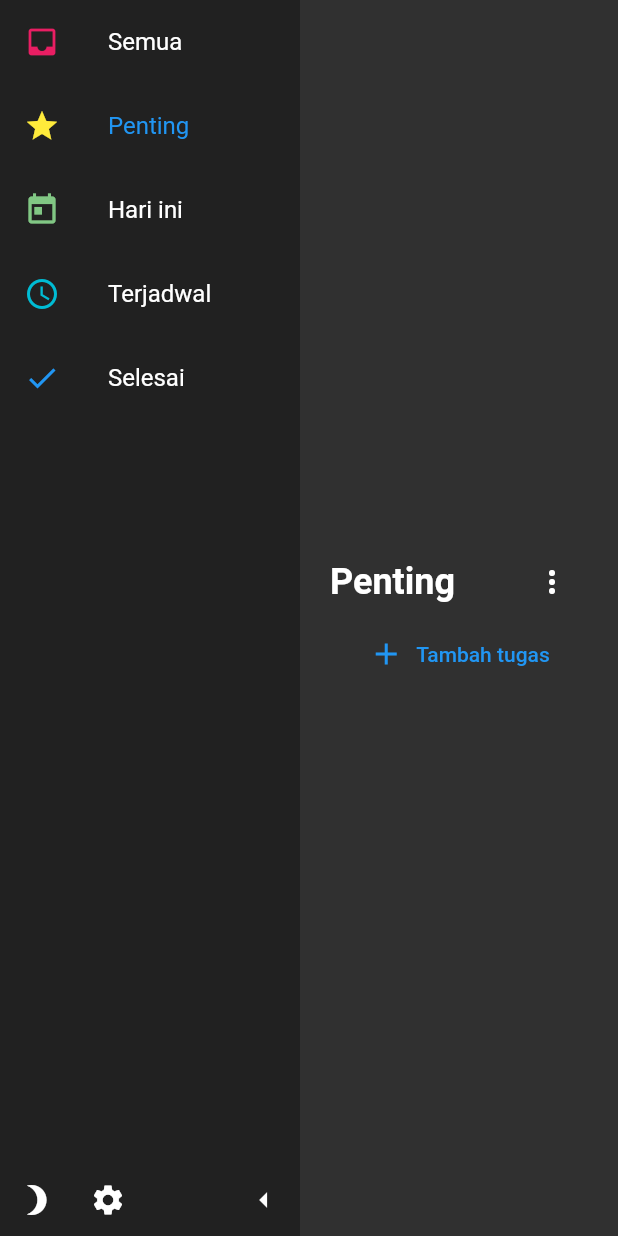
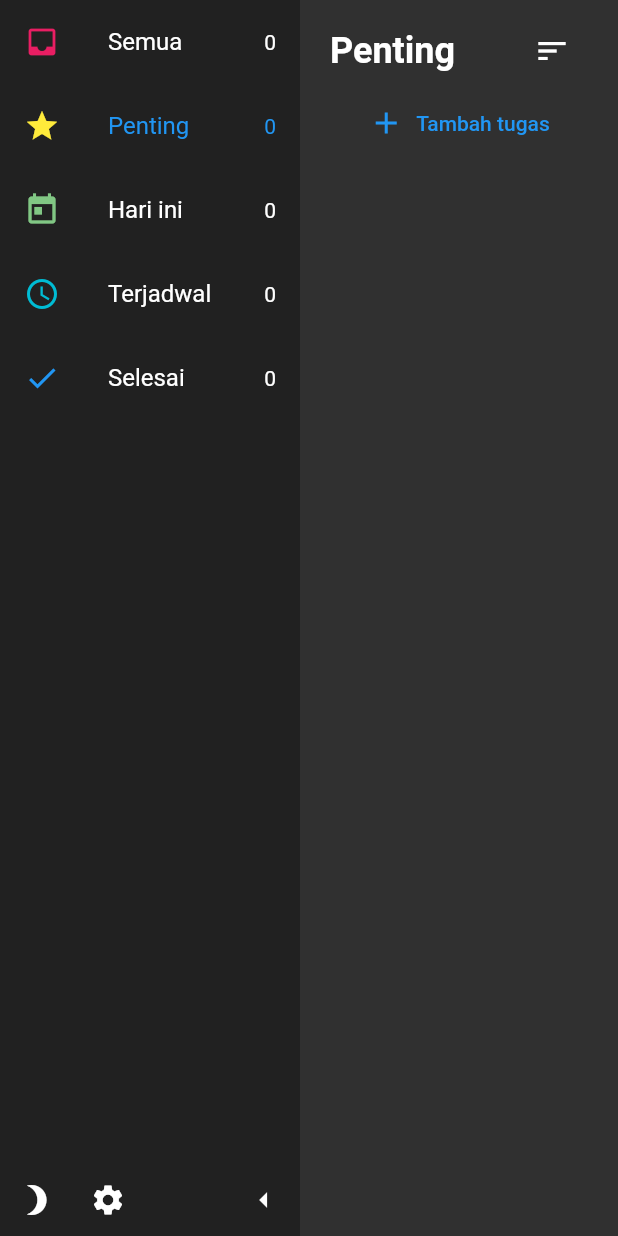
Before and after one commit to BookShell527/TuduLis, a Flutter app: the screen it shows after launch, after a tap on "Penting", on a phone screen of 412 x 824 dp. Run offline on Flutter 3.47's test engine with Material 2 defaults, Android fonts, the phone set to English and light mode, and no system bars; our stand-ins replace objectbox; generated files the repository leaves out were written again.

Commit message:
Implementing the sort task feature

```diff
--- a/lib/services/task_service.dart
+++ b/lib/services/task_service.dart
@@ -64,33 +64,29 @@ class TaskService with ChangeNotifier {
     notifyListeners();
   }
 
+  List<Task> get getAll => taskBox.getAll();
+
   List<Task> get getUncompleted {
-    Query<Task> query = taskBox.query(Task_.isCompleted.equals(false)).build();
-    return query.find();
+    return getAll.where((Task task) => task.isCompleted == false).toList();
   }
 
   List<Task> get getCompleted {
-    Query<Task> query = taskBox.query(Task_.isCompleted.equals(true)).build();
-    return query.find();
+    return getAll.where((Task task) => task.isCompleted == true).toList();
   }
 
   List<Task> get getImportant {
-    Query<Task> query = taskBox.query(Task_.isImportant.equals(true)).build();
-    return query.find();
+    return getAll.where((Task task) => task.isImportant == true).toList();
   }
 
-  List<Task> get getPlannedTask {
-    Query<Task> query = taskBox.query(Task_.dueDate.notNull()).build();
-    return query.find();
+  List<Task> get getPlanned {
+    return getAll.where((Task task) => task.dueDate != null).toList();
   }
 
-  List<Task> get getTodayTask {
-    return getAllTask.where((Task task) {
+  List<Task> get getToday {
+    return getAll.where((Task task) {
       return (task.dueDate?.day == DateTime.now().day) &&
           (task.dueDate?.month == DateTime.now().month) &&
           (task.dueDate?.year == DateTime.now().year);
     }).toList();
   }
-
-  List<Task> get getAllTask => taskBox.getAll();
 }
--- a/lib/shared/format_date.dart
+++ b/lib/shared/format_date.dart
@@ -2,29 +2,33 @@ import 'package:flutter/material.dart';
 import 'package:intl/intl.dart';
 import 'package:flutter_gen/gen_l10n/app_localizations.dart';
 
-String formatDate(BuildContext context, dueDate, {bool isReminder = false}) {
+final DateTime now = DateTime.now();
+final DateTime today = DateTime(now.year, now.month, now.day);
+final DateTime yesterday = DateTime(now.year, now.month, now.day - 1);
+final DateTime tomorrow = DateTime(now.year, now.month, now.day + 1);
+
+bool isOverdue(DateTime date) => date.compareTo(today).isNegative;
+
+String formatDate(BuildContext context, DateTime date,
+    {bool isReminder = false}) {
   final AppLocalizations localizations = AppLocalizations.of(context)!;
 
-  final now = DateTime.now();
-  final today = DateTime(now.year, now.month, now.day);
-  final yesterday = DateTime(now.year, now.month, now.day - 1);
-  final tomorrow = DateTime(now.year, now.month, now.day + 1);
-
-  final bool isDefault =
-      (dueDate.hour == 23 && dueDate.minute == 59) && !isReminder;
+  final bool isDefault = (date.hour == 23 && date.minute == 59) && !isReminder;
   final String hourAndMinute = isDefault
       ? ""
-      : DateFormat(" H:mm", localizations.localeName).format(dueDate);
-  if (dueDate.day == tomorrow.day) {
+      : DateFormat(" H:mm", localizations.localeName).format(date);
+
+  final String defaultDateFormat = DateFormat(
+    (isDefault ? "" : "H:mm ") + "EEE, d MMM y",
+    localizations.localeName,
+  ).format(date);
+
+  if (date.day == tomorrow.day) {
     return localizations.tomorrow + hourAndMinute;
-  } else if (dueDate.day == yesterday.day) {
-    return localizations.yesterday + hourAndMinute;
-  } else if (dueDate.day == today.day) {
+  } else if (date.day == yesterday.day) {
+    return "Overdue, " + localizations.yesterday + hourAndMinute;
+  } else if (date.day == today.day) {
     return localizations.today + hourAndMinute;
-  } else {
-    return DateFormat(
-      isDefault ? "EEE, d MMM y" : "H:mm EEE, d MMM y",
-      localizations.localeName,
-    ).format(dueDate);
   }
+  return (isOverdue(date) ? "Overdue, " : "") + defaultDateFormat;
 }
--- a/lib/ui/components/sidebar.dart
+++ b/lib/ui/components/sidebar.dart
@@ -1,6 +1,7 @@
 import 'package:flutter/material.dart';
 import 'package:provider/provider.dart';
 import 'package:tudulis/services/theme_service.dart';
+import 'package:tudulis/services/task_service.dart';
 import 'package:flutter_gen/gen_l10n/app_localizations.dart';
 
 class Sidebar extends StatefulWidget {
@@ -47,6 +48,7 @@ class _SidebarState extends State<Sidebar> {
   @override
   Widget build(BuildContext context) {
     ThemeService _themeService = Provider.of<ThemeService>(context);
+    TaskService _taskService = Provider.of<TaskService>(context);
     AppLocalizations _localizations = AppLocalizations.of(context)!;
     // TODO pls animate this
     return SizedBox(
@@ -59,30 +61,35 @@ class _SidebarState extends State<Sidebar> {
             ListTile(
               leading: const Icon(Icons.inbox, color: Colors.pink),
               title: isDense ? null : Text(_localizations.allSection),
+              trailing: Text(_taskService.getAll.length.toString()),
               onTap: () => widget.changeIndex(0),
               selected: widget.index == 0,
             ),
             ListTile(
               leading: const Icon(Icons.star, color: Colors.yellow),
               title: isDense ? null : Text(_localizations.importantSection),
+              trailing: Text(_taskService.getImportant.length.toString()),
               onTap: () => widget.changeIndex(1),
               selected: widget.index == 1,
             ),
             ListTile(
               leading: Icon(Icons.today, color: Colors.green[300]),
               title: isDense ? null : Text(_localizations.todaySection),
+              trailing: Text(_taskService.getToday.length.toString()),
               onTap: () => widget.changeIndex(2),
               selected: widget.index == 2,
             ),
             ListTile(
               leading: const Icon(Icons.schedule, color: Colors.cyan),
               title: isDense ? null : Text(_localizations.plannedSection),
+              trailing: Text(_taskService.getPlanned.length.toString()),
               onTap: () => widget.changeIndex(3),
               selected: widget.index == 3,
             ),
             ListTile(
               leading: const Icon(Icons.check, color: Colors.blue),
               title: isDense ? null : Text(_localizations.completedSection),
+              trailing: Text(_taskService.getCompleted.length.toString()),
               onTap: () => widget.changeIndex(4),
               selected: widget.index == 4,
             ),
--- /dev/null
+++ b/lib/ui/components/sort_button.dart
@@ -0,0 +1,51 @@
+import 'package:flutter/material.dart';
+import 'package:flutter_gen/gen_l10n/app_localizations.dart';
+
+class SortButton extends StatelessWidget {
+  const SortButton({
+    Key? key,
+    required this.changeSort,
+    this.isTodaySection = false,
+    this.isImportantSection = false,
+  }) : super(key: key);
+
+  final void Function(String) changeSort;
+  final bool isTodaySection;
+  final bool isImportantSection;
+
+  @override
+  Widget build(BuildContext context) {
+    final AppLocalizations _localizations = AppLocalizations.of(context)!;
+    return PopupMenuButton(
+      icon: const Icon(Icons.sort),
+      onSelected: changeSort,
+      tooltip: _localizations.sortTaskList,
+      itemBuilder: (BuildContext context) {
+        return [
+          PopupMenuItem(
+            child: Text(_localizations.created),
+            value: "Created",
+          ),
+          PopupMenuItem(
+            child: Text(_localizations.lastEdited),
+            value: "Last Edited",
+          ),
+          PopupMenuItem(
+            child: Text(_localizations.alphabetically),
+            value: "Alphabetically",
+          ),
+          if (isImportantSection)
+            PopupMenuItem(
+              child: Text(_localizations.important),
+              value: "Important",
+            ),
+          if (isTodaySection)
+            PopupMenuItem(
+              child: Text(_localizations.dueDate),
+              value: "Due date",
+            ),
+        ];
+      },
+    );
+  }
+}
--- a/lib/ui/components/task_form/task_form.dart
+++ b/lib/ui/components/task_form/task_form.dart
@@ -6,6 +6,7 @@ import 'package:tudulis/shared/checkbox_color.dart';
 import 'package:tudulis/ui/components/task_form/task_form_bottom.dart';
 import 'package:flutter_gen/gen_l10n/app_localizations.dart';
 
+//ignore: must_be_immutable
 class TaskForm extends StatefulWidget {
   TaskForm({
     Key? key,
@@ -95,6 +96,7 @@ class _TaskFormState extends State<TaskForm> {
                   decoration: _inputDecoration.copyWith(
                     hintText: _localizations.title,
                   ),
+                  autofocus: true,
                   onChanged: (val) => setState(() => widget.title = val),
                   initialValue: widget.title,
                 ),
--- a/lib/ui/components/task_list.dart
+++ b/lib/ui/components/task_list.dart
@@ -3,18 +3,45 @@ import 'package:tudulis/models/task.dart';
 import 'package:tudulis/ui/components/task_tile/task_wrapper.dart';
 
 class TaskList extends StatelessWidget {
-  const TaskList({Key? key, required this.taskList}) : super(key: key);
+  const TaskList({
+    Key? key,
+    required this.taskList,
+    required this.sort,
+  }) : super(key: key);
 
   final List<Task> taskList;
+  final String sort;
 
   @override
   Widget build(BuildContext context) {
-    return ListView.builder(
-      scrollDirection: Axis.vertical,
-      shrinkWrap: true,
-      itemCount: taskList.length,
-      itemBuilder: (BuildContext context, int i) =>
-          TaskWrapper(task: taskList[i]),
+    if (sort == "Created") {
+      taskList.sort((a, b) => b.createdAt.compareTo(a.createdAt));
+    } else if (sort == "Last Edited") {
+      taskList.sort((a, b) => b.lastEditedAt.compareTo(a.lastEditedAt));
+    } else if (sort == "Alphabetically") {
+      taskList.sort((a, b) {
+        return a.title.toLowerCase().compareTo(b.title.toLowerCase());
+      });
+    } else if (sort == "Important") {
+      taskList.sort((a, b) => b.isImportant ? 1 : -1);
+    } else {
+      taskList.sort((a, b) {
+        if (b.dueDate == null && a.dueDate == null) return 0;
+        if (b.dueDate == null) return -1;
+        if (a.dueDate == null) return 1;
+        return a.dueDate!.compareTo(b.dueDate!);
+      });
+    }
+    taskList.sort((a, b) => a.isCompleted == true ? 1 : -1);
+
+    return Expanded(
+      child: ListView.builder(
+        scrollDirection: Axis.vertical,
+        shrinkWrap: true,
+        itemCount: taskList.length,
+        itemBuilder: (BuildContext context, int i) =>
+            TaskWrapper(task: taskList[i]),
+      ),
     );
   }
 }
--- a/lib/ui/home.dart
+++ b/lib/ui/home.dart
@@ -15,24 +15,21 @@ class Home extends StatefulWidget {
 
 class _HomeState extends State<Home> {
   int stackIndex = 0;
-  void _changeStackIndex(int newStackIndex) {
-    setState(() => stackIndex = newStackIndex);
-  }
+
+  void _changeStackIndex(int newIndex) => setState(() => stackIndex = newIndex);
 
   @override
   Widget build(BuildContext context) {
     return Scaffold(
       body: Row(
-        children: [
+        children: <Widget>[
           Sidebar(changeIndex: _changeStackIndex, index: stackIndex),
           Expanded(
             child: ScrollConfiguration(
-              behavior: ScrollConfiguration.of(context).copyWith(
-                scrollbars: false,
-              ),
+              behavior:
+                  ScrollConfiguration.of(context).copyWith(scrollbars: false),
               child: Container(
                 padding: const EdgeInsets.symmetric(horizontal: 20.0),
-                child: SingleChildScrollView(
                 child: IndexedStack(
                   index: stackIndex,
                   children: const <Widget>[
@@ -46,7 +43,6 @@ class _HomeState extends State<Home> {
               ),
             ),
           ),
-          ),
         ],
       ),
     );
--- a/lib/ui/sections/all.dart
+++ b/lib/ui/sections/all.dart
@@ -3,17 +3,26 @@ import 'package:flutter_gen/gen_l10n/app_localizations.dart';
 import 'package:provider/provider.dart';
 import 'package:tudulis/services/task_service.dart';
 import 'package:tudulis/ui/components/add_task/add_task.dart';
+import 'package:tudulis/ui/components/sort_button.dart';
 import 'package:tudulis/ui/components/task_list.dart';
 
-class AllSection extends StatelessWidget {
+class AllSection extends StatefulWidget {
   const AllSection({Key? key}) : super(key: key);
+
+  @override
+  _AllSectionState createState() => _AllSectionState();
+}
+
+class _AllSectionState extends State<AllSection> {
+  String sort = "Created";
+  void changeSort(String newSort) => setState(() => sort = newSort);
 
   @override
   Widget build(BuildContext context) {
     final TaskService _taskService = Provider.of<TaskService>(context);
     final AppLocalizations _localizations = AppLocalizations.of(context)!;
     return Column(
-      mainAxisSize: MainAxisSize.min,
+      mainAxisSize: MainAxisSize.max,
       children: <Widget>[
         const SizedBox(height: 10.0),
         Row(
@@ -27,16 +36,12 @@ class AllSection extends StatelessWidget {
               ),
             ),
             const Spacer(),
-            IconButton(
-              onPressed: () {},
-              icon: const Icon(Icons.more_vert),
-              splashRadius: 25.0,
-            ),
+            SortButton(changeSort: changeSort),
           ],
         ),
         const AddTask(),
         const SizedBox(height: 5.0),
-        TaskList(taskList: _taskService.getAllTask),
+        TaskList(taskList: _taskService.getAll, sort: sort),
       ],
     );
   }
--- a/lib/ui/sections/completed.dart
+++ b/lib/ui/sections/completed.dart
@@ -18,13 +18,13 @@ class _CompletedSectionState extends State<CompletedSection> {
     final TaskService _taskService = Provider.of<TaskService>(context);
     final AppLocalizations _localizations = AppLocalizations.of(context)!;
     return Column(
-      mainAxisSize: MainAxisSize.min,
+      mainAxisSize: MainAxisSize.max,
       children: <Widget>[
         const SizedBox(height: 10.0),
         Row(
           children: <Widget>[
             Text(
-              _localizations.importantSection,
+              _localizations.completedSection,
               style: const TextStyle(
                 fontSize: 24.0,
                 fontWeight: FontWeight.w600,
@@ -40,7 +40,7 @@ class _CompletedSectionState extends State<CompletedSection> {
         ),
         const AddTask(isCompleted: true),
         const SizedBox(height: 5.0),
-        TaskList(taskList: _taskService.getCompleted),
+        TaskList(taskList: _taskService.getCompleted, sort: "Created"),
       ],
     );
   }
--- a/lib/ui/sections/important.dart
+++ b/lib/ui/sections/important.dart
@@ -3,17 +3,26 @@ import 'package:flutter_gen/gen_l10n/app_localizations.dart';
 import 'package:tudulis/ui/components/add_task/add_task.dart';
 import 'package:provider/provider.dart';
 import 'package:tudulis/services/task_service.dart';
+import 'package:tudulis/ui/components/sort_button.dart';
 import 'package:tudulis/ui/components/task_list.dart';
 
-class ImportantSection extends StatelessWidget {
+class ImportantSection extends StatefulWidget {
   const ImportantSection({Key? key}) : super(key: key);
+
+  @override
+  State<ImportantSection> createState() => _ImportantSectionState();
+}
+
+class _ImportantSectionState extends State<ImportantSection> {
+  String sort = "Created";
+  void changeSort(String newSort) => setState(() => sort = newSort);
 
   @override
   Widget build(BuildContext context) {
     final TaskService _taskService = Provider.of<TaskService>(context);
     final AppLocalizations _localizations = AppLocalizations.of(context)!;
     return Column(
-      mainAxisSize: MainAxisSize.min,
+      mainAxisSize: MainAxisSize.max,
       children: <Widget>[
         const SizedBox(height: 10.0),
         Row(
@@ -26,16 +35,12 @@ class ImportantSection extends StatelessWidget {
               ),
             ),
             const Spacer(),
-            IconButton(
-              onPressed: () {},
-              icon: const Icon(Icons.more_vert),
-              splashRadius: 25.0,
-            ),
+            SortButton(changeSort: changeSort, isImportantSection: true),
           ],
         ),
         const AddTask(isImportant: true),
         const SizedBox(height: 5.0),
-        TaskList(taskList: _taskService.getImportant),
+        TaskList(taskList: _taskService.getImportant, sort: sort),
       ],
     );
   }
--- a/lib/ui/sections/planned.dart
+++ b/lib/ui/sections/planned.dart
@@ -1,19 +1,28 @@
 import 'package:flutter/material.dart';
 import 'package:flutter_gen/gen_l10n/app_localizations.dart';
 import 'package:tudulis/ui/components/add_task/add_task.dart';
+import 'package:tudulis/ui/components/sort_button.dart';
 import 'package:tudulis/ui/components/task_list.dart';
 import 'package:provider/provider.dart';
 import 'package:tudulis/services/task_service.dart';
 
-class PlannedSection extends StatelessWidget {
+class PlannedSection extends StatefulWidget {
   const PlannedSection({Key? key}) : super(key: key);
+
+  @override
+  State<PlannedSection> createState() => _PlannedSectionState();
+}
+
+class _PlannedSectionState extends State<PlannedSection> {
+  String sort = "Created";
+  void changeSort(String newSort) => setState(() => sort = newSort);
 
   @override
   Widget build(BuildContext context) {
     final TaskService _taskService = Provider.of<TaskService>(context);
     final AppLocalizations _localizations = AppLocalizations.of(context)!;
     return Column(
-      mainAxisSize: MainAxisSize.min,
+      mainAxisSize: MainAxisSize.max,
       children: <Widget>[
         const SizedBox(height: 10.0),
         Row(
@@ -26,11 +35,7 @@ class PlannedSection extends StatelessWidget {
               ),
             ),
             const Spacer(),
-            IconButton(
-              onPressed: () {},
-              icon: const Icon(Icons.more_vert),
-              splashRadius: 25.0,
-            ),
+            SortButton(changeSort: changeSort),
           ],
         ),
         AddTask(
@@ -43,7 +48,7 @@ class PlannedSection extends StatelessWidget {
           ),
         ),
         const SizedBox(height: 5.0),
-        TaskList(taskList: _taskService.getPlannedTask),
+        TaskList(taskList: _taskService.getPlanned, sort: sort),
       ],
     );
   }
--- a/lib/ui/sections/today.dart
+++ b/lib/ui/sections/today.dart
@@ -1,21 +1,29 @@
 import 'package:flutter/material.dart';
 import 'package:flutter_gen/gen_l10n/app_localizations.dart';
-import 'package:intl/intl.dart';
+import 'package:tudulis/shared/format_date.dart';
 import 'package:tudulis/ui/components/add_task/add_task.dart';
 import 'package:provider/provider.dart';
 import 'package:tudulis/services/task_service.dart';
+import 'package:tudulis/ui/components/sort_button.dart';
 import 'package:tudulis/ui/components/task_list.dart';
 
-class TodaySection extends StatelessWidget {
+class TodaySection extends StatefulWidget {
   const TodaySection({Key? key}) : super(key: key);
+
+  @override
+  State<TodaySection> createState() => _TodaySectionState();
+}
+
+class _TodaySectionState extends State<TodaySection> {
+  String sort = "Created";
+  void changeSort(String newSort) => setState(() => sort = newSort);
 
   @override
   Widget build(BuildContext context) {
     final TaskService _taskService = Provider.of<TaskService>(context);
     final AppLocalizations _localizations = AppLocalizations.of(context)!;
     return Column(
-      crossAxisAlignment: CrossAxisAlignment.start,
-      mainAxisSize: MainAxisSize.min,
+      mainAxisSize: MainAxisSize.max,
       children: <Widget>[
         const SizedBox(height: 10.0),
         Row(
@@ -30,20 +38,12 @@ class TodaySection extends StatelessWidget {
                       fontWeight: FontWeight.w600,
                     ),
                   ),
-                  TextSpan(
-                      text: DateFormat(
-                    "  EEEE, d MMMM y",
-                    _localizations.localeName,
-                  ).format(DateTime.now()))
+                  TextSpan(text: "  " + formatDate(context, DateTime.now())),
                 ],
               ),
             ),
             const Spacer(),
-            IconButton(
-              onPressed: () {},
-              icon: const Icon(Icons.more_vert),
-              splashRadius: 25.0,
-            ),
+            SortButton(changeSort: changeSort, isTodaySection: true),
           ],
         ),
         const SizedBox(height: 5.0),
@@ -57,7 +57,7 @@ class TodaySection extends StatelessWidget {
           ),
         ),
         const SizedBox(height: 5.0),
-        TaskList(taskList: _taskService.getTodayTask),
+        TaskList(taskList: _taskService.getToday, sort: sort),
       ],
     );
   }
```
Also changed, not shown: lib/l10n/app_en.arb (+6 -1 lines), lib/l10n/app_id.arb (+6 -1 lines), lib/ui/components/task_tile/task_tile_subtitle.dart (+6 -9 lines), 2 other files. Lines whose indentation alone changed are shown as unchanged.
